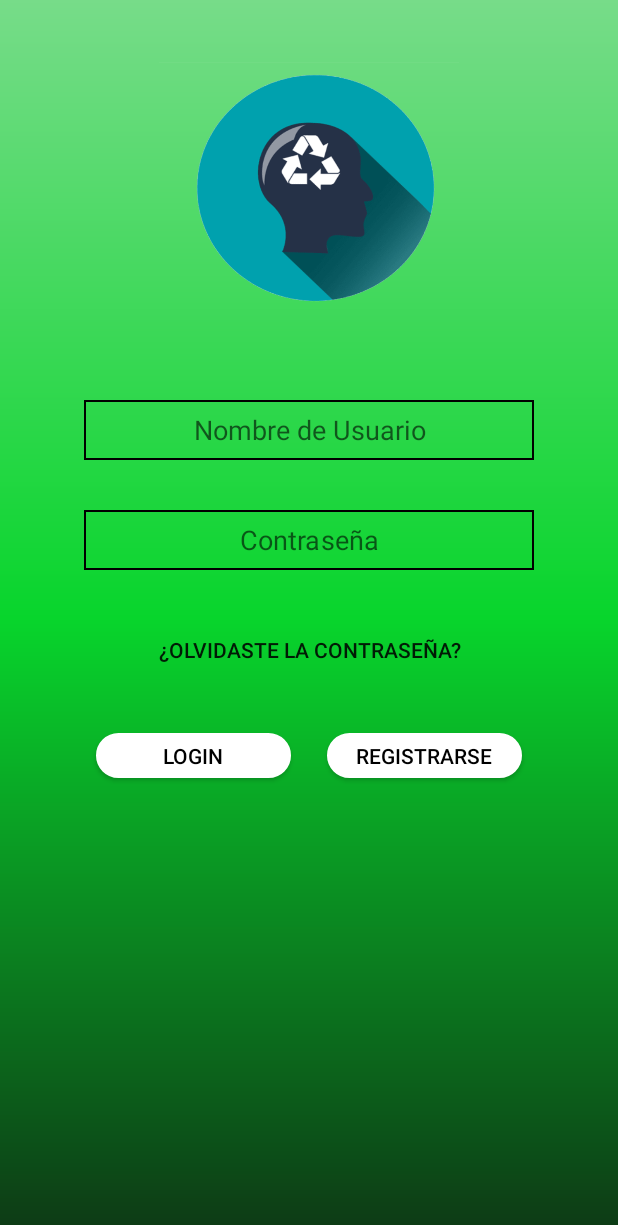
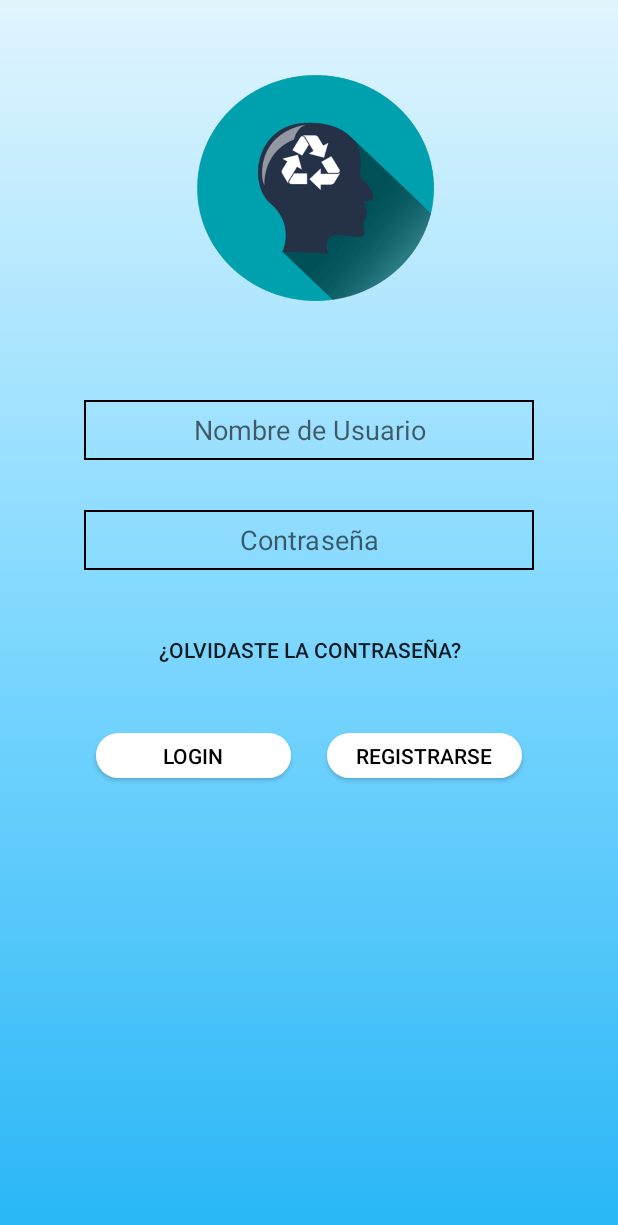
Before and after one commit to equipo2ua/Reciclador, an Android app: the screen it shows after launch (InicioSesion), on a phone screen of 412 x 824 dp. Shown: the top 1225 px of the screen. Run offline under Robolectric (Android 15) with nearby library versions, the phone set to English and light mode, and no system bars.

Commit message:
BG_COLOR

```diff
--- a/app/src/main/res/drawable/bg_color.xml
+++ b/app/src/main/res/drawable/bg_color.xml
@@ -2,9 +2,9 @@
 <shape xmlns:android="http://schemas.android.com/apk/res/android">
     <gradient
         android:angle="90"
-        android:centerColor="#08D52C"
-        android:endColor="#77DC89"
-        android:startColor="#0D3915"
+        android:centerColor="#80d8ff"
+        android:endColor="#E1F5FE"
+        android:startColor="#29B6F6"
 
 
 
```
